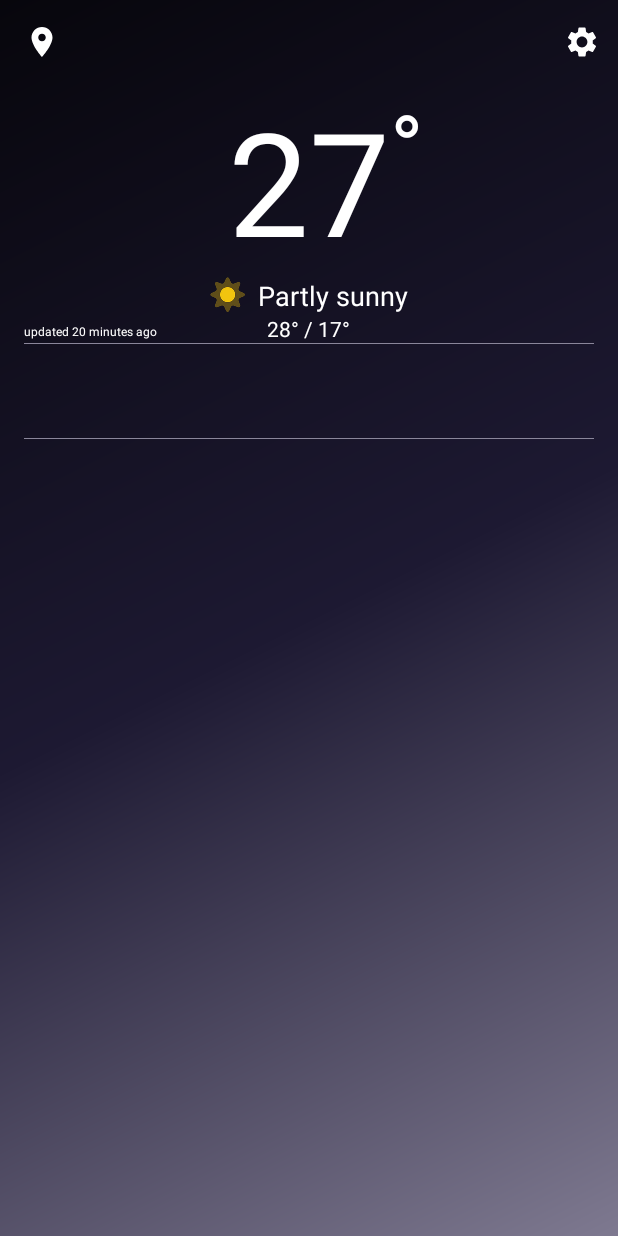
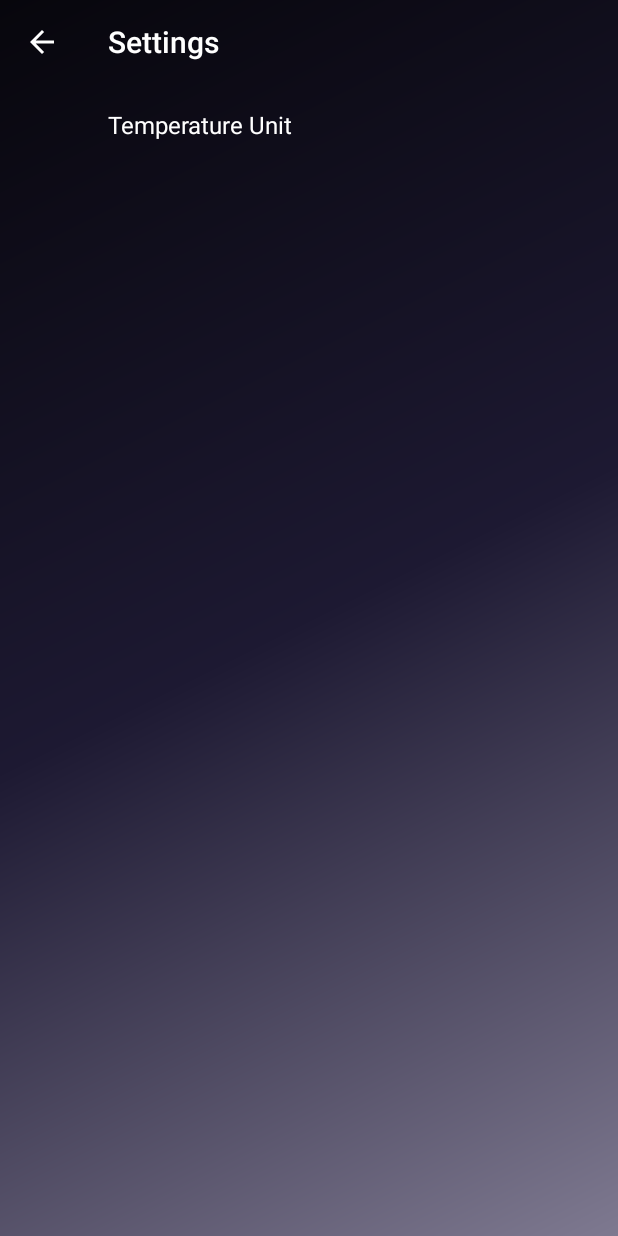
Before and after one commit to Abizer-R/QuickWeather, an Android app: the screen it shows after launch (MainActivity before the commit, SettingsActivity after it), after a tap on "Settings", on a phone screen of 412 x 824 dp. Run offline under Robolectric (Android 15) with nearby library versions, the phone set to English and light mode, and no system bars; our stand-ins replace Room's generated code, androidx.preference; 1 statement that could not run was skipped.

Commit message:
Settings for temperature unit implemented

```diff
--- a/app/build.gradle
+++ b/app/build.gradle
@@ -48,6 +48,8 @@ dependencies {
 
     implementation 'com.google.android.gms:play-services-location:19.0.1'
 
+    implementation 'androidx.preference:preference:1.1.0'
+
     implementation 'androidx.appcompat:appcompat:1.4.1'
     implementation 'com.google.android.material:material:1.5.0'
     implementation 'androidx.constraintlayout:constraintlayout:2.1.3'
--- a/app/src/main/java/com/example/quickweather/Ui/Adapters/WeatherDailyDetailsAdapter.java
+++ b/app/src/main/java/com/example/quickweather/Ui/Adapters/WeatherDailyDetailsAdapter.java
@@ -20,6 +20,7 @@ import java.util.List;
 public class WeatherDailyDetailsAdapter extends RecyclerView.Adapter<WeatherDailyDetailsAdapter.DailyDataHolder> {
 
     private List<DailyWeatherForecast> dailyForecasts = new ArrayList<>();
+    private boolean isFahrenheit = false;
 
     @NonNull
     @Override
@@ -38,7 +39,11 @@ public class WeatherDailyDetailsAdapter extends RecyclerView.Adapter<WeatherDail
         holder.date.setText(DateTimeUtil.getLocalDate(currDay.getTimestamp()));
         // TODO: IDHR BHIII KUCHHH KARRRR
         holder.icon.setImageResource(WeatherUtils.getIconResourceId(currDay.getWeatherId(), currDay.getTimestamp()));
-        holder.tempMinMax.setText(String.valueOf(currDay.getTemp_max()) + "° / " +
+        if(isFahrenheit)
+            holder.tempMinMax.setText(String.valueOf(WeatherUtils.getTempInFahrenheit(currDay.getTemp_max())) + "° / " +
+                    String.valueOf(WeatherUtils.getTempInFahrenheit(currDay.getTemp_min()) + "°"));
+        else
+            holder.tempMinMax.setText(String.valueOf(currDay.getTemp_max()) + "° / " +
                         String.valueOf(currDay.getTemp_min()) + "°");
     }
 
@@ -51,6 +56,10 @@ public class WeatherDailyDetailsAdapter extends RecyclerView.Adapter<WeatherDail
         this.dailyForecasts = dailyForecasts;
         // TODO: change notifyDataSetChanged(); to something good
         notifyDataSetChanged();
+    }
+
+    public void setFahrenheit(boolean fahrenheit) {
+        isFahrenheit = fahrenheit;
     }
 
     class DailyDataHolder extends RecyclerView.ViewHolder{
--- a/app/src/main/java/com/example/quickweather/Ui/Adapters/WeatherHourlyDetailsAdapter.java
+++ b/app/src/main/java/com/example/quickweather/Ui/Adapters/WeatherHourlyDetailsAdapter.java
@@ -21,6 +21,7 @@ import java.util.List;
 public class WeatherHourlyDetailsAdapter extends RecyclerView.Adapter<WeatherHourlyDetailsAdapter.HourlyDataHolder> {
 
     private List<HourlyWeatherForecast> hourlyForecasts = new ArrayList<>();
+    private boolean isFahrenheit = false;
 
     @NonNull
     @Override
@@ -39,7 +40,10 @@ public class WeatherHourlyDetailsAdapter extends RecyclerView.Adapter<WeatherHou
         holder.time.setText(DateTimeUtil.getLocalTime(currHour.getTimestamp()));
         // TODO: IDHR BHIII KUCHH KARRRR
         holder.icon.setImageResource(WeatherUtils.getIconResourceId(currHour.getWeatherId(), currHour.getTimestamp()));
-        holder.temp.setText(String.valueOf(currHour.getTemp()) + "°");
+        if(isFahrenheit)
+            holder.temp.setText(String.valueOf(WeatherUtils.getTempInFahrenheit(currHour.getTemp())) + "°");
+        else
+            holder.temp.setText(String.valueOf(currHour.getTemp()) + "°");
     }
 
     @Override
@@ -51,6 +55,10 @@ public class WeatherHourlyDetailsAdapter extends RecyclerView.Adapter<WeatherHou
         this.hourlyForecasts = hourlyForecasts;
         // TODO: change notifyDataSetChanged(); to something good
         notifyDataSetChanged();
+    }
+
+    public void setFahrenheit(boolean fahrenheit) {
+        isFahrenheit = fahrenheit;
     }
 
     class HourlyDataHolder extends RecyclerView.ViewHolder {
--- a/app/src/main/java/com/example/quickweather/Ui/MainActivity.java
+++ b/app/src/main/java/com/example/quickweather/Ui/MainActivity.java
@@ -12,17 +12,17 @@ import androidx.swiperefreshlayout.widget.SwipeRefreshLayout;
 
 import android.annotation.SuppressLint;
 import android.content.Context;
-import android.content.SharedPreferences;
+import android.content.Intent;
 import android.content.pm.PackageManager;
 import android.location.Location;
 import android.location.LocationManager;
 import android.os.Bundle;
+import android.util.Log;
 import android.view.Menu;
 import android.view.MenuItem;
 import android.view.View;
 import android.widget.ImageView;
 import android.widget.TextView;
-import android.widget.Toast;
 
 import com.example.quickweather.Data.Source.Local.Entity.DBWeatherDetails;
 import com.example.quickweather.Mapper.DailyMapperLocal;
@@ -31,6 +31,8 @@ import com.example.quickweather.R;
 import com.example.quickweather.Ui.Adapters.WeatherDailyDetailsAdapter;
 import com.example.quickweather.Ui.Adapters.WeatherHourlyDetailsAdapter;
 
+import com.example.quickweather.Ui.Settings.SettingsActivity;
+import com.example.quickweather.Utils.DateTimeUtil;
 import com.example.quickweather.Utils.LocationUtils;
 import com.example.quickweather.Utils.SharedPrefsUtil;
 import com.example.quickweather.Utils.WeatherUtils;
@@ -78,7 +80,6 @@ public class MainActivity extends AppCompatActivity implements SwipeRefreshLayou
     protected void onCreate(Bundle savedInstanceState) {
         super.onCreate(savedInstanceState);
         setContentView(R.layout.activity_main);
-
         locationManager = (LocationManager) getSystemService(Context.LOCATION_SERVICE);
 
         setViewModelAndObservers();
@@ -162,6 +163,7 @@ public class MainActivity extends AppCompatActivity implements SwipeRefreshLayou
         weatherViewModel.getHourlyDBData().observe(this, new Observer<List<DBWeatherDetails>>() {
             @Override
             public void onChanged(List<DBWeatherDetails> dbWeatherDetails) {
+                hourlyAdapter.setFahrenheit(WeatherUtils.isFahrenheit(MainActivity.this));
                 hourlyAdapter.setHourlyForecasts(hourlyMapperLocal.mapFromEntity(dbWeatherDetails));
             }
         });
@@ -169,6 +171,7 @@ public class MainActivity extends AppCompatActivity implements SwipeRefreshLayou
         weatherViewModel.getDailyDBData().observe(this, new Observer<List<DBWeatherDetails>>() {
             @Override
             public void onChanged(List<DBWeatherDetails> dbWeatherDetails) {
+                dailyAdapter.setFahrenheit(WeatherUtils.isFahrenheit(MainActivity.this));
                 dailyAdapter.setDailyForecasts(dailyMapperLocal.mapFromEntity(dbWeatherDetails));
             }
         });
@@ -183,6 +186,7 @@ public class MainActivity extends AppCompatActivity implements SwipeRefreshLayou
             Snackbar snackbar = Snackbar.make(findViewById(android.R.id.content),
                     "Couldn't refresh feed. Check your internet connection.", Snackbar.LENGTH_LONG);
             snackbar.show();
+            swipeRefreshLayout.setRefreshing(false);
             return;
         }
         if(!locationManager.isProviderEnabled(LocationManager.GPS_PROVIDER)) {
@@ -205,18 +209,16 @@ public class MainActivity extends AppCompatActivity implements SwipeRefreshLayou
 
     private void updateCurrentWeatherData(DBWeatherDetails weatherDetails) {
 
-        currTemp.setText(String.valueOf(weatherDetails.getCurrTemp()));
+        if(WeatherUtils.isFahrenheit(this))
+            currTemp.setText(String.valueOf(WeatherUtils.getTempInFahrenheit(weatherDetails.getCurrTemp())));
+        else
+            currTemp.setText(String.valueOf(weatherDetails.getCurrTemp()));
         currDesc.setText(WeatherUtils.getDescription(weatherDetails.getWeatherId()));
         currDescIcon.setImageResource(WeatherUtils.getIconResourceId(weatherDetails.getWeatherId(), weatherDetails.getTimestamp()));
         currMinMaxTemp.setText(WeatherUtils.getCurrentMinMaxTemp(
                 (int)weatherDetails.getMaxTemp(),
                 (int)weatherDetails.getMinTemp()));
 
-        // TODO: Should also go in SharedPref Changed function..... Cuz we have to save last updated time in sharedPrefs
-        /*
-            instead of this....
-            We will update the sharedPref
-         */
         lastUpdated.setText(WeatherUtils.getLastWeatherUpdated(weatherDetails.getTimestamp()));
     }
 
@@ -234,9 +236,11 @@ public class MainActivity extends AppCompatActivity implements SwipeRefreshLayou
 
     @Override
     public boolean onOptionsItemSelected(@NonNull MenuItem item) {
-        if(item.getItemId() == R.id.menu_settings) {
-            // TODO: Settingssssss
-            Toast.makeText(this, "YOOOOOO BOIIII", Toast.LENGTH_SHORT).show();
+
+        if (item.getItemId() == R.id.menu_settings) {
+            Intent intent = new Intent(this, SettingsActivity.class);
+            startActivity(intent);
+            return true;
         }
         return super.onOptionsItemSelected(item);
     }
--- /dev/null
+++ b/app/src/main/java/com/example/quickweather/Ui/Settings/SettingsActivity.java
@@ -0,0 +1,40 @@
+package com.example.quickweather.Ui.Settings;
+
+import androidx.annotation.NonNull;
+import androidx.appcompat.app.ActionBar;
+import androidx.appcompat.app.AppCompatActivity;
+import androidx.appcompat.widget.Toolbar;
+import androidx.core.app.NavUtils;
+
+import android.os.Bundle;
+import android.view.MenuItem;
+
+import com.example.quickweather.R;
+
+public class SettingsActivity extends AppCompatActivity {
+
+    @Override
+    protected void onCreate(Bundle savedInstanceState) {
+        super.onCreate(savedInstanceState);
+        setContentView(R.layout.activity_settings);
+
+        Toolbar toolbar = findViewById(R.id.settings_toolbar);
+        setSupportActionBar(toolbar);
+        getSupportActionBar().setDisplayHomeAsUpEnabled(true);
+        getSupportActionBar().setTitle(R.string.settings_title);
+
+        getSupportFragmentManager()
+                .beginTransaction()
+                .replace(R.id.container_framelayout, new SettingsFragment())
+                .commit();
+
+    }
+
+    @Override
+    public boolean onOptionsItemSelected(@NonNull MenuItem item) {
+
+        if(item.getItemId() == android.R.id.home)
+            NavUtils.navigateUpFromSameTask(this);
+        return super.onOptionsItemSelected(item);
+    }
+}
--- /dev/null
+++ b/app/src/main/java/com/example/quickweather/Ui/Settings/SettingsFragment.java
@@ -0,0 +1,75 @@
+package com.example.quickweather.Ui.Settings;
+
+import android.content.SharedPreferences;
+import android.os.Bundle;
+import android.preference.PreferenceFragment;
+
+import androidx.annotation.Nullable;
+import androidx.preference.CheckBoxPreference;
+import androidx.preference.ListPreference;
+import androidx.preference.Preference;
+import androidx.preference.PreferenceFragmentCompat;
+import androidx.preference.PreferenceScreen;
+
+import com.example.quickweather.R;
+
+import java.util.List;
+import java.util.Locale;
+
+public class SettingsFragment extends PreferenceFragmentCompat
+    implements SharedPreferences.OnSharedPreferenceChangeListener{
+
+
+    @Override
+    public void onCreatePreferences(Bundle savedInstanceState, String rootKey) {
+        setPreferencesFromResource(R.xml.settings_preference_screen, rootKey);
+
+        SharedPreferences sharedPreferences = getPreferenceScreen().getSharedPreferences();
+
+        PreferenceScreen preferenceScreen = getPreferenceScreen();
+        int count = preferenceScreen.getPreferenceCount();
+        for (int i = 0; i < count; i++) {
+
+            Preference preference = preferenceScreen.getPreference(i);
+            if(!(preference instanceof CheckBoxPreference)) {
+                String value = sharedPreferences.getString(preference.getKey(), "");
+                setPreferenceSummary(preference, value);
+            }
+        }
+    }
+
+    private void setPreferenceSummary(Preference preference, Object value) {
+
+        String stringValue = value.toString();
+        String key = preference.getKey();
+
+        if(preference instanceof ListPreference) {
+            ListPreference listPref = (ListPreference) preference;
+            int prefIndex = listPref.findIndexOfValue(stringValue);
+            if(prefIndex >= 0)
+                preference.setSummary(listPref.getEntries()[prefIndex]);
+        }
+    }
+
+    @Override
+    public void onStart() {
+        super.onStart();
+        getPreferenceScreen().getSharedPreferences().registerOnSharedPreferenceChangeListener(this);
+    }
+
+    @Override
+    public void onStop() {
+        super.onStop();
+        getPreferenceScreen().getSharedPreferences().unregisterOnSharedPreferenceChangeListener(this);
+    }
+
+    @Override
+    public void onSharedPreferenceChanged(SharedPreferences sharedPreferences, String key) {
+        Preference preference = findPreference(key);
+        if(preference != null) {
+            if(!(preference instanceof CheckBoxPreference)) {
+                setPreferenceSummary(preference, sharedPreferences.getString(key, "" ));
+            }
+        }
+    }
+}
--- a/app/src/main/java/com/example/quickweather/Utils/WeatherUtils.java
+++ b/app/src/main/java/com/example/quickweather/Utils/WeatherUtils.java
@@ -1,12 +1,14 @@
 package com.example.quickweather.Utils;
 
 import android.content.Context;
+import android.content.SharedPreferences;
 import android.net.ConnectivityManager;
 import android.net.NetworkInfo;
 import android.provider.Settings;
 import android.util.Log;
 
 import androidx.core.net.ConnectivityManagerCompat;
+import androidx.preference.PreferenceManager;
 
 import com.example.quickweather.R;
 
@@ -122,4 +124,19 @@ public class WeatherUtils {
         return networkInfo != null && networkInfo.isConnected();
     }
 
+    public static int getTempInFahrenheit(int temp) {
+            return (int) ((temp * 1.8) + 32);
+    }
+
+    public static boolean isFahrenheit(Context context) {
+        SharedPreferences sharedPrefs = PreferenceManager.getDefaultSharedPreferences(context);
+        String unit =  sharedPrefs.getString(
+                context.getString(R.string.pref_temp_unit_key),
+                context.getString(R.string.pref_temp_unit_default)
+        );
+        if(unit.equals(context.getString(R.string.pref_temp_unit_celcius_value)))
+            return false;
+        else
+            return true;
+    }
 }
--- a/app/src/main/res/layout/activity_main.xml
+++ b/app/src/main/res/layout/activity_main.xml
@@ -62,7 +62,6 @@
 
         </androidx.constraintlayout.widget.ConstraintLayout>
 
-
     </androidx.appcompat.widget.Toolbar>
 
     <androidx.swiperefreshlayout.widget.SwipeRefreshLayout
@@ -88,10 +87,10 @@
                         android:id="@+id/current_temp"
                         android:layout_width="wrap_content"
                         android:layout_height="wrap_content"
+                        android:layout_centerHorizontal="true"
                         android:text="27"
-                        android:textSize="96sp"
                         android:textColor="@color/white"
-                        android:layout_centerHorizontal="true"/>
+                        android:textSize="96sp" />
 
                     <TextView
                         android:layout_width="wrap_content"
--- /dev/null
+++ b/app/src/main/res/layout/activity_settings.xml
@@ -0,0 +1,24 @@
+<?xml version="1.0" encoding="utf-8"?>
+<LinearLayout xmlns:android="http://schemas.android.com/apk/res/android"
+    xmlns:app="http://schemas.android.com/apk/res-auto"
+    xmlns:tools="http://schemas.android.com/tools"
+    android:layout_width="match_parent"
+    android:layout_height="match_parent"
+    android:background="@drawable/main_activity_gradient_background"
+    tools:context=".Ui.Settings.SettingsActivity"
+    android:orientation="vertical">
+
+    <androidx.appcompat.widget.Toolbar
+        android:id="@+id/settings_toolbar"
+        android:layout_width="match_parent"
+        android:layout_height="?attr/actionBarSize"
+        android:theme="@style/ThemeOverlay.AppCompat.ActionBar" >
+
+    </androidx.appcompat.widget.Toolbar>
+
+    <FrameLayout
+        android:id="@+id/container_framelayout"
+        android:layout_width="match_parent"
+        android:layout_height="match_parent" />
+
+</LinearLayout>
--- a/app/src/main/res/values/strings.xml
+++ b/app/src/main/res/values/strings.xml
@@ -5,8 +5,32 @@
 
     <string name="last_known_location">Last known location</string>
 
-<!--    SharedPrefs-->
+    <string name="settings_activity_title">Settings</string>
+
+    <!--    SharedPrefs-->
     <string name="location_preferences">LOCATION_PREFERENCES</string>
     <string name="location_latitude_key">LOCATION_LATITUDE_KEY</string>
     <string name="location_longitude_key">LOCATION_LONGITUDE_KEY</string>
+    <string name="last_updated_preference">LAST_UPDATED_PREFERENCE</string>
+    <string name="last_updated_key">LAST_UPDATED</string>
+
+
+    <string name="pref_temp_unit_title">Temperature Unit</string>
+    <string name="pref_temp_unit_key">temp_unit</string>
+    <string name="pref_temp_unit_default">@string/pref_temp_unit_celcius_value</string>
+
+    <string name="pref_temp_unit_celcius_label">°C</string>
+    <string name="pref_temp_unit_farhen_label">°F</string>
+    <string name="pref_temp_unit_celcius_value">0</string>
+    <string name="pref_temp_unit_farhen_value">1</string>
+
+    <string-array name="pref_temp_labels">
+        <item>@string/pref_temp_unit_celcius_label</item>
+        <item>@string/pref_temp_unit_farhen_label</item>
+    </string-array>
+    <string-array name="pref_temp_values">
+        <item>@string/pref_temp_unit_celcius_value</item>
+        <item>@string/pref_temp_unit_farhen_value</item>
+    </string-array>
+
 </resources>
--- /dev/null
+++ b/app/src/main/res/xml/settings_preference_screen.xml
@@ -0,0 +1,12 @@
+<?xml version="1.0" encoding="utf-8"?>
+<PreferenceScreen xmlns:android="http://schemas.android.com/apk/res/android">
+
+    <ListPreference
+        android:title="@string/pref_temp_unit_title"
+        android:key="@string/pref_temp_unit_key"
+        android:entries="@array/pref_temp_labels"
+        android:entryValues="@array/pref_temp_values"
+        android:defaultValue="@string/pref_temp_unit_default" />
+
+
+</PreferenceScreen>
```
Also changed, not shown: app/src/main/AndroidManifest.xml (+6 -2 lines).
